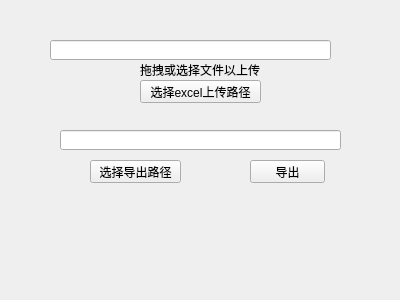
The window that UI/import_goods.ui (Pactivsa/V3-Edit) describes before a commit, drawn with Qt 5.
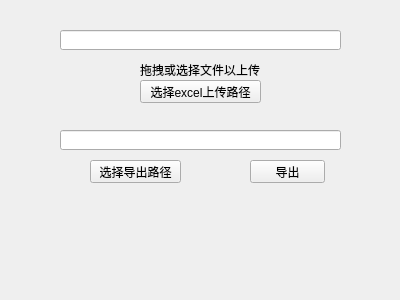
The same window after the commit.

Patch:
```diff
--- a/UI/import_goods.ui
+++ b/UI/import_goods.ui
@@ -32,8 +32,8 @@
   <widget class="QLineEdit" name="lineEdit">
    <property name="geometry">
     <rect>
-     <x>50</x>
-     <y>40</y>
+     <x>60</x>
+     <y>30</y>
      <width>281</width>
      <height>20</height>
     </rect>
```
Left out of the diff: 4 changed lines with no effect on the pictures.
